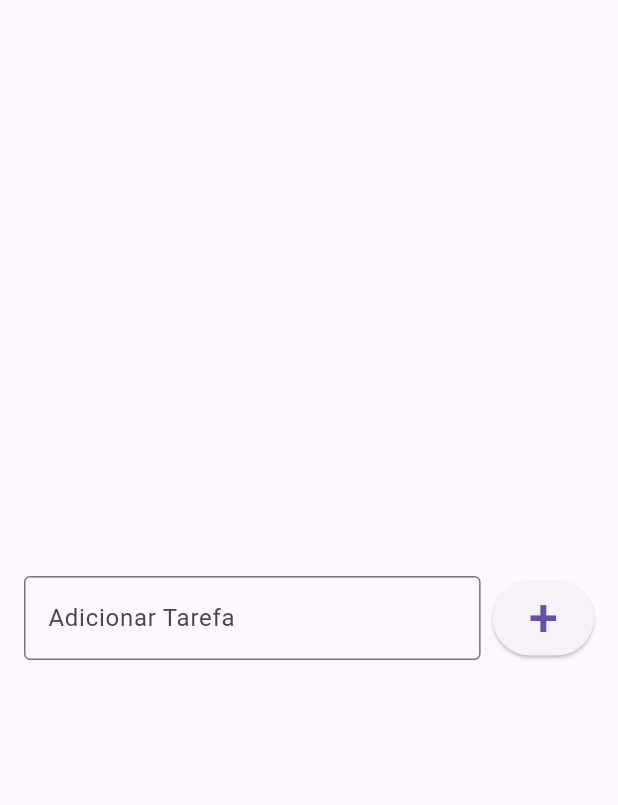
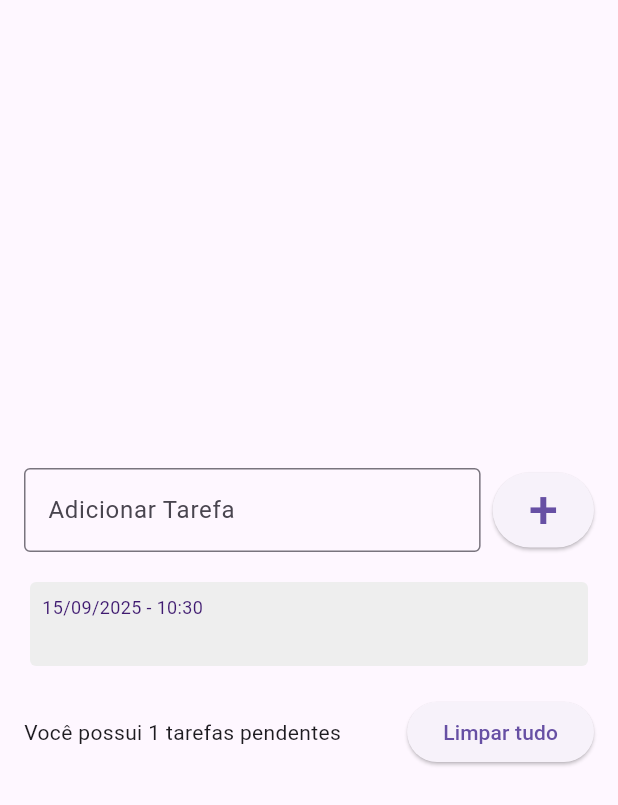
Before and after one commit to yagoporto/task-list, a Flutter app: the screen it shows after launch, after a tap on an icon or button, on a phone screen of 412 x 824 dp. Shown: the top 805 px of the screen. Run offline on Flutter 3.47's test engine with Material 3 defaults, Android fonts, the phone set to English and light mode, and no system bars; drawn by our look-alikes of flutter_slidable.

Commit message:
Melhoria do desig das task e adesao do Slideble

```diff
--- a/lib/main.dart
+++ b/lib/main.dart
@@ -11,6 +11,7 @@ class MyApp extends StatelessWidget {
   @override
   Widget build(BuildContext context) {
     return MaterialApp(
+      debugShowCheckedModeBanner: false,
       home:  ToDoListPage(),
     );
   }
--- /dev/null
+++ b/lib/models/task.dart
@@ -0,0 +1,7 @@
+class Task {
+Task({required this.title,required this.date});
+
+  String title;
+  DateTime date;
+
+}
--- a/lib/pages/to_list_page.dart
+++ b/lib/pages/to_list_page.dart
@@ -1,21 +1,34 @@
 import 'package:flutter/material.dart';
+import 'package:tasklist/models/task.dart';
+import 'package:tasklist/pages/to_list_page.dart';
+import 'package:tasklist/widgets/task_list_item.dart';
 
-class ToDoListPage extends StatelessWidget {
+class ToDoListPage extends StatefulWidget {
   const ToDoListPage({super.key});
 
+  @override
+  State<ToDoListPage> createState() => _ToDoListPageState();
+}
 
+class _ToDoListPageState extends State<ToDoListPage> {
 
+  final TextEditingController taskController = TextEditingController();
+  List<Task> tasks = [];
   @override
   Widget build(BuildContext context) {
-    return Scaffold(
+    return SafeArea(
+      child: Scaffold(
       body: Center(
         child: Padding(
           padding: const EdgeInsets.all(16.0),
-          child: Row(
+          child: Column(
+            mainAxisSize: MainAxisSize.min,
+            children: [
+              Row(
                 children: [
                   Expanded(
-
                     child: TextField(
+                      controller: taskController,
                       decoration: InputDecoration(
                         border: OutlineInputBorder(),
                         labelText: 'Adicionar Tarefa',
@@ -25,7 +38,16 @@ class ToDoListPage extends StatelessWidget {
                   ),
                   SizedBox(width: 8,),
                   ElevatedButton(
-                onPressed: () {},
+                    onPressed: () {
+                      String text = taskController.text;
+                      setState(() {
+                      Task newTask = Task(
+                        title: text,
+                        date: DateTime.now());
+                      tasks.add(newTask);
+                      });
+                      taskController.clear();
+                    },
                     style: ElevatedButton.styleFrom(
 
                     ),
@@ -36,6 +58,40 @@ class ToDoListPage extends StatelessWidget {
                     )
                 ],
               ),
+              SizedBox(height: 16,),
+              Flexible(
+                child: ListView(
+                  shrinkWrap: true,
+                  children: [
+                    for(Task task in tasks)
+                      TaskListItem(
+                        task:task
+                        ),
+                  ],
+                ),
+              ),
+              SizedBox(height: 16,),
+              Row(
+                children: [
+                  Expanded(
+                    child: Text(
+                      'Você possui ${tasks.length} tarefas pendentes '
+                    ),
+                  ),
+                    SizedBox(width: 8,),
+                      ElevatedButton(
+                        onPressed: () {
+                          setState(() {
+                            tasks.clear();
+                          });
+                        },
+                        child: Text('Limpar tudo'),
+                        )
+                  ]
+                )
+              ],
+            ),
+          ),
         ),
       ),
     );
--- /dev/null
+++ b/lib/widgets/task_list_item.dart
@@ -0,0 +1,58 @@
+import 'package:flutter/material.dart';
+import 'package:flutter_slidable/flutter_slidable.dart';
+import 'package:intl/intl.dart';
+import 'package:tasklist/models/task.dart';
+
+class TaskListItem extends StatelessWidget {
+  const TaskListItem({super.key, required this.task});
+
+  final Task task;
+
+  @override
+  Widget build(BuildContext context) {
+    return Slidable(
+      // ignore: sort_child_properties_last
+      child: Container(
+        width: double.infinity,
+        decoration: BoxDecoration(
+          borderRadius: BorderRadius.circular(4),
+          color: Colors.grey[200],
+        ),
+        margin:  EdgeInsets.all(4.0),
+        child: Padding(padding: EdgeInsets.all(8.0),
+          child: Column(
+            crossAxisAlignment: CrossAxisAlignment.start,
+            children: [
+            Text(
+              DateFormat('dd/MM/yyyy - HH:mm').format(task.date),
+              style: TextStyle(
+                fontSize: 12,
+                color: const Color.fromARGB(255, 63, 26, 112),
+              ),
+            ),
+            Text(task.title,
+            style:  TextStyle(
+              fontWeight: FontWeight.bold,
+              fontSize: 16,
+            )),
+            ]
+          )
+        ),
+      ),
+      endActionPane:
+      ActionPane(
+        motion: DrawerMotion(),
+        extentRatio: 0.10,
+        children: [
+          SlidableAction(
+          onPressed: (context) {},
+          backgroundColor: Color(0xFFFE4A49),
+          foregroundColor: Colors.white,
+          icon: Icons.delete,
+          label: 'Delete',
+      )
+
+        ]),
+    );
+  }
+}
--- a/pubspec.yaml
+++ b/pubspec.yaml
@@ -34,6 +34,8 @@ dependencies:
   # The following adds the Cupertino Icons font to your application.
   # Use with the CupertinoIcons class for iOS style icons.
   cupertino_icons: ^1.0.8
+  intl:
+  flutter_slidable: ^4.0.1
 
 dev_dependencies:
   flutter_test:
```
Also changed, not shown: pubspec.lock. Lines whose indentation alone changed are shown as unchanged.
